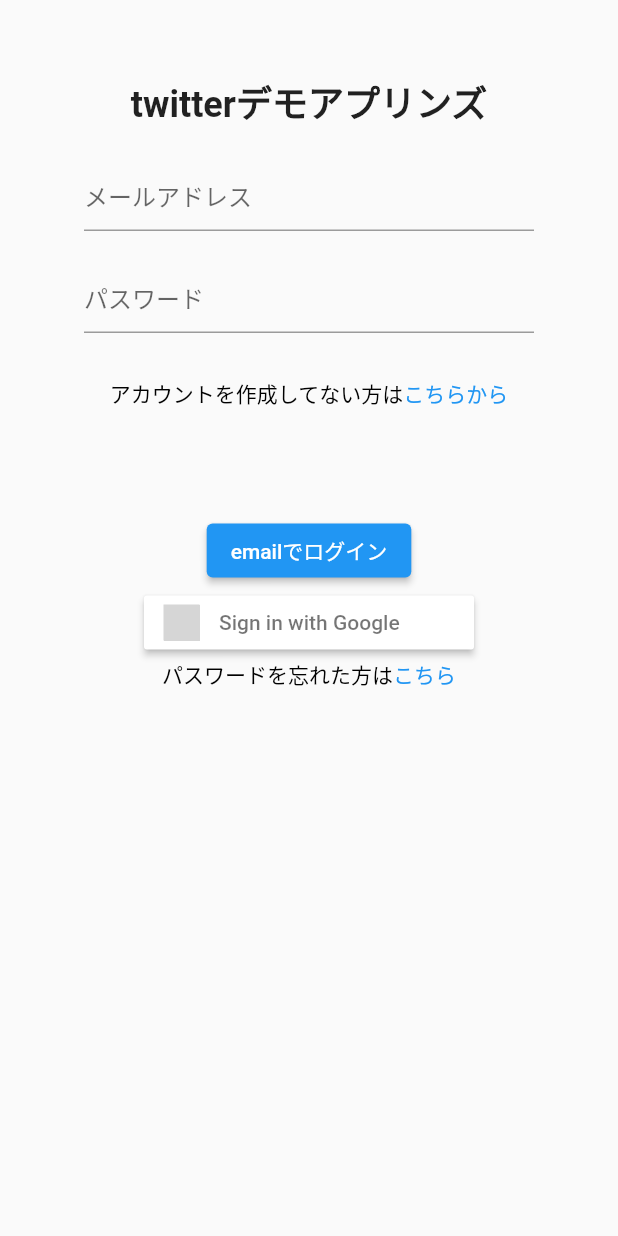
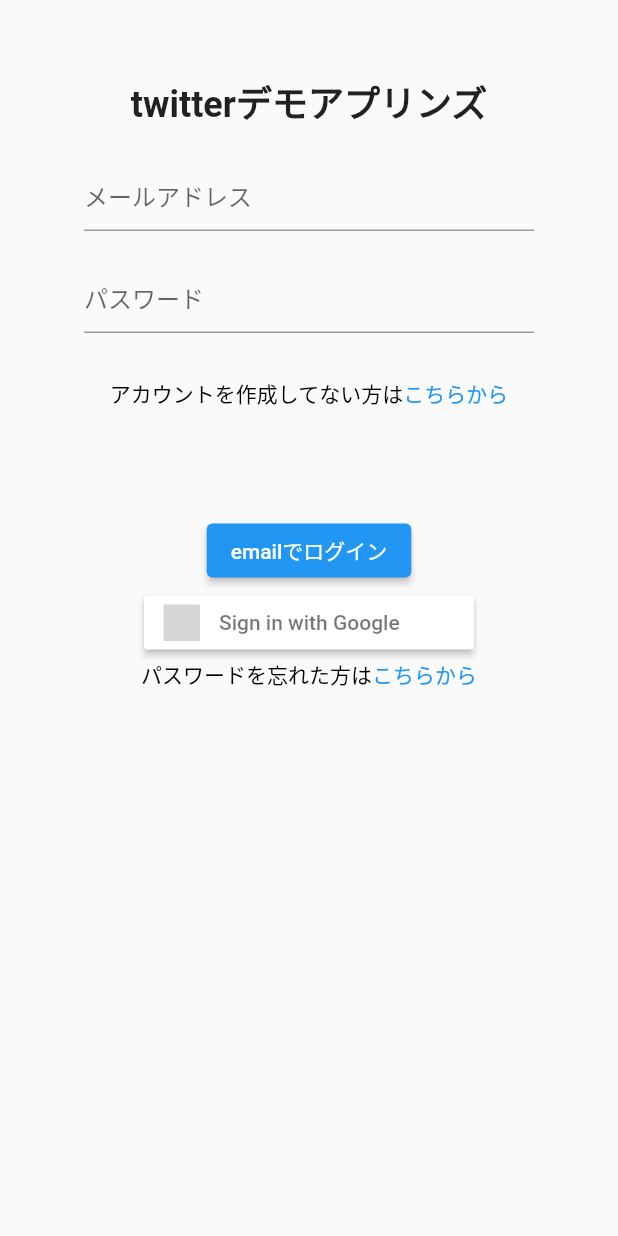
Before and after one commit to yuuto113/rrrst, a Flutter app: the screen it shows after launch, on a phone screen of 412 x 824 dp. Run offline on Flutter 3.47's test engine with Material 2 defaults, Android fonts, the phone set to English and light mode, and no system bars; our stand-ins replace another_flushbar, cloud_firestore, firebase_auth, firebase_core, firebase_storage, flutter_signin_button and 2 more; accounts and stored records are empty; grey boxes are pictures that could not be loaded.

Commit message:
commit canzi2

```diff
--- a/lib/view/start_up/login_page.dart
+++ b/lib/view/start_up/login_page.dart
@@ -110,7 +110,7 @@ class _LoginPageState extends State<LoginPage> {
                     style: TextStyle(color: Colors.black),
                     children: [
                       TextSpan(text: "パスワードを忘れた方は"),
-                      TextSpan(text: "こちら",style: TextStyle(color: Colors.blue),
+                      TextSpan(text: "こちらから",style: TextStyle(color: Colors.blue),
                           recognizer: TapGestureRecognizer()..onTap=(){
                             Navigator.push(context, MaterialPageRoute(builder: (context) => EditAccount()));
                           }
```
